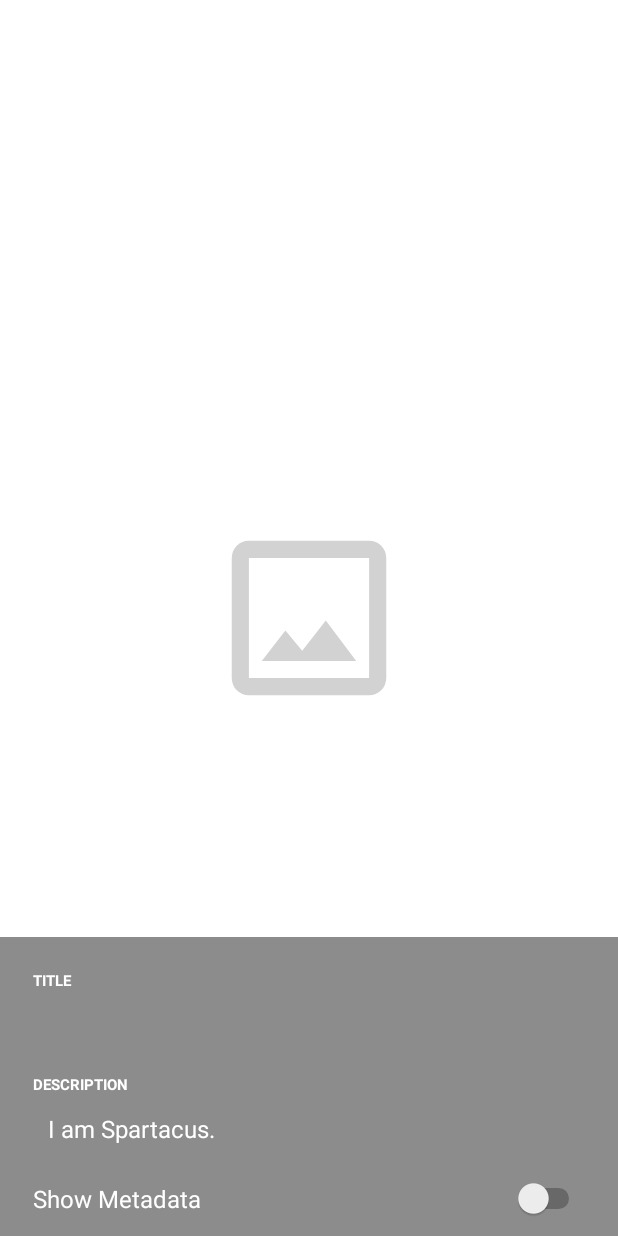
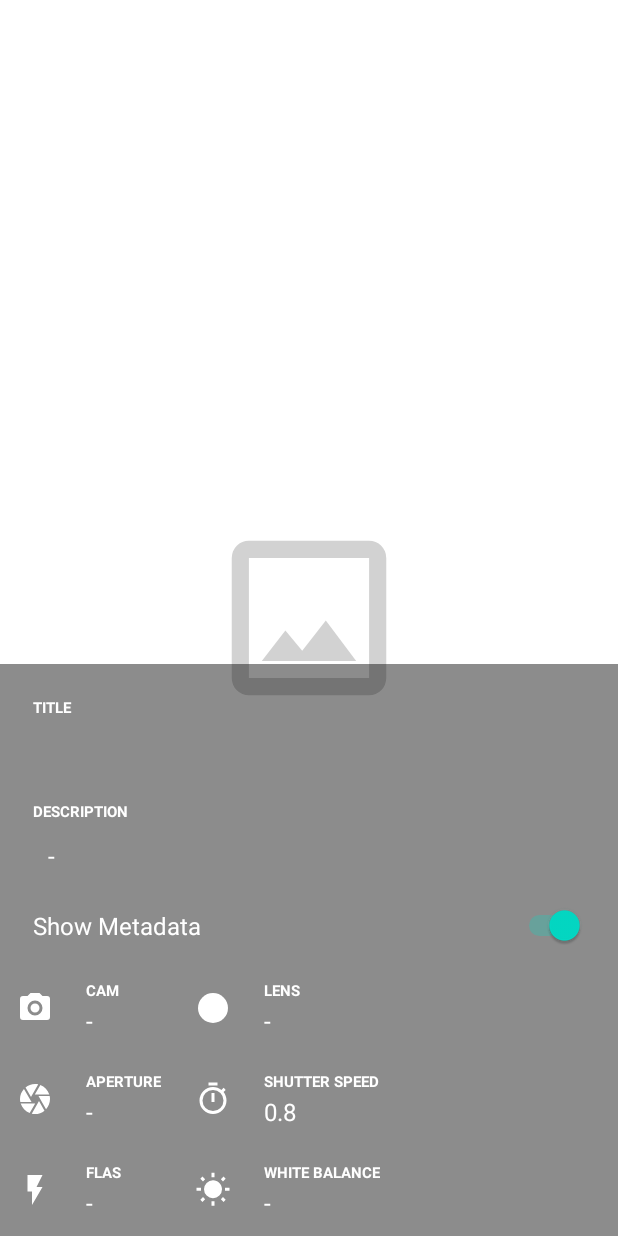
Before and after one commit to dalegaspi/bu-ms-s6-tp, an Android app: the fragment OneImageFragment placed in its activity, on a phone screen of 412 x 824 dp. Run offline under Robolectric (Android 15) with nearby library versions, the phone set to English and light mode, and no system bars; our stand-ins replace Picasso; libraries missing offline, so code that uses them is left out: com.flickr4java.flickr; plain views replace PhotoView; pictures from the network do not load; 3 statements that could not run were skipped.

Commit message:
one up refinement

```diff
--- a/Code/myFlickr/app/src/main/java/edu/bu/cs683/myflickr/data/PhotoDatabase.kt
+++ b/Code/myFlickr/app/src/main/java/edu/bu/cs683/myflickr/data/PhotoDatabase.kt
@@ -5,7 +5,7 @@ import androidx.room.RoomDatabase
 
 @Database(
     entities = [Photo::class],
-    version = 1
+    version = 4
 )
 
 abstract class PhotoDatabase : RoomDatabase() {
--- a/Code/myFlickr/app/src/main/java/edu/bu/cs683/myflickr/data/PhotoRepository.kt
+++ b/Code/myFlickr/app/src/main/java/edu/bu/cs683/myflickr/data/PhotoRepository.kt
@@ -15,7 +15,7 @@ class PhotoRepository private constructor(context: Context) {
         context.applicationContext,
         PhotoDatabase::class.java,
         DATABASE_NAME
-    ).build()
+    ).fallbackToDestructiveMigration().build()
 
     private val photoDao = database.photoDao()
 
--- a/Code/myFlickr/app/src/main/java/edu/bu/cs683/myflickr/fragment/OneImageFragment.kt
+++ b/Code/myFlickr/app/src/main/java/edu/bu/cs683/myflickr/fragment/OneImageFragment.kt
@@ -1,22 +1,28 @@
 package edu.bu.cs683.myflickr.fragment
 
+import android.animation.LayoutTransition
 import android.annotation.SuppressLint
-import android.opengl.Visibility
 import android.os.Bundle
 import android.util.Log
 import android.view.LayoutInflater
 import android.view.View
 import android.view.ViewGroup
+import android.widget.LinearLayout
 import androidx.fragment.app.Fragment
+import androidx.lifecycle.ViewModelProvider
 import com.flickr4java.flickr.Flickr
 import com.flickr4java.flickr.REST
 import edu.bu.cs683.myflickr.BuildConfig
+import edu.bu.cs683.myflickr.MyFlickrApplication
+import edu.bu.cs683.myflickr.data.FlickrRepository
 import edu.bu.cs683.myflickr.data.Photo
 import edu.bu.cs683.myflickr.databinding.FragmentOneImageBinding
+import edu.bu.cs683.myflickr.viewmodel.ImageViewModel
 import kotlinx.coroutines.CoroutineScope
 import kotlinx.coroutines.Dispatchers
 import kotlinx.coroutines.async
 import kotlinx.coroutines.launch
+
 
 /**
  * Fragment for one image
@@ -24,6 +30,7 @@ import kotlinx.coroutines.launch
  * @author dlegaspi@bu.edu
  */
 class OneImageFragment : Fragment() {
+    private lateinit var flickrRepository: FlickrRepository
     private var _binding: FragmentOneImageBinding? = null
     private val binding get() = _binding!!
 
@@ -47,6 +54,7 @@ class OneImageFragment : Fragment() {
     ): View? {
         // Inflate the layout for this fragment
         _binding = FragmentOneImageBinding.inflate(inflater, container, false)
+        flickrRepository = (activity?.application as MyFlickrApplication).flickrRepository
 
         imageId?.let { loadImage() }
 
@@ -56,6 +64,15 @@ class OneImageFragment : Fragment() {
     @SuppressLint("ClickableViewAccessibility")
     override fun onViewCreated(view: View, savedInstanceState: Bundle?) {
         super.onViewCreated(view, savedInstanceState)
+        val oneViewModel =
+            ViewModelProvider(requireActivity()).get(ImageViewModel::class.java)
+
+        // https://stackoverflow.com/a/29955621/918858
+        val linearLayout = binding.mainlayout
+        linearLayout.layoutTransition.enableTransitionType(LayoutTransition.CHANGING)
+
+        val gridLayout = binding.metadataGrid
+        gridLayout.layoutTransition.enableTransitionType(LayoutTransition.CHANGING)
 
         // go to previous activity/fragment
         binding.oneImageView.setOnSingleFlingListener { _, _, _, _ ->
@@ -64,11 +81,20 @@ class OneImageFragment : Fragment() {
             true
         }
 
-        binding.metadataGrid.visibility = if (binding.showMetadata.isChecked) View.VISIBLE else View.GONE
-
         binding.showMetadata.setOnCheckedChangeListener { _, b ->
             binding.metadataGrid.visibility = if (b) View.VISIBLE else View.GONE
+            oneViewModel.setShowMetadata(b)
         }
+
+
+
+        oneViewModel.showMetadata.value ?.let {
+            binding.showMetadata.isChecked = it
+            binding.metadataGrid.visibility = if (it) View.VISIBLE else View.GONE
+        }
+
+
+
     }
 
     @SuppressLint("StaticFieldLeak")
@@ -77,25 +103,32 @@ class OneImageFragment : Fragment() {
         // with the specified ID then updated the ImageView on callback
         binding.oneImageProgress.visibility = View.VISIBLE
         val getImageJob = CoroutineScope(Dispatchers.IO).async {
-            val flickr = Flickr(BuildConfig.FLICKR_API_KEY, BuildConfig.FLICKR_API_SECRET, REST())
-            val photosInterface = flickr.photosInterface
 
-            photosInterface.getPhoto(imageId)
-            val flickrPhoto = photosInterface.getPhoto(imageId)
-
-            val photo = Photo(id = flickrPhoto.id, url = flickrPhoto.mediumUrl, title = flickrPhoto.title)
+            val photo = imageId!!.let { flickrRepository.getPhoto(it) }
             return@async photo
         }
-
+        binding.metadataGrid.visibility = View.INVISIBLE
         CoroutineScope(Dispatchers.Main).launch {
             val photo = getImageJob.await()
             with(photo) {
                 com.squareup.picasso.Picasso.get()
-                    .load(url)
-                    .into(binding.oneImageView)
+                .load(url)
+                .into(binding.oneImageView)
+                description?. let {
+                    binding.oneImageDesc.text = it
+                }
 
                 binding.oneImageDescText.text = title
+                binding.oneImageCamera.text = camera
+                binding.oneImageAperture.text = aperture
+                binding.oneImageShutterSpeed.text = shutterSpeed
+                binding.oneImageWhiteBalance.text = whiteBalance
+                binding.oneImageFlash.text = flash
+                binding.oneImageLens.text = lens
                 binding.oneImageProgress.visibility = View.VISIBLE
+
+
+
             }
         }
     }
--- /dev/null
+++ b/Code/myFlickr/app/src/main/java/edu/bu/cs683/myflickr/viewmodel/ImageViewModel.kt
@@ -0,0 +1,14 @@
+package edu.bu.cs683.myflickr.viewmodel
+
+import androidx.lifecycle.LiveData
+import androidx.lifecycle.MutableLiveData
+import androidx.lifecycle.ViewModel
+
+class ImageViewModel : ViewModel() {
+    private val _showMetadata = MutableLiveData<Boolean>(true)
+    val showMetadata: LiveData<Boolean> get() = _showMetadata
+
+    fun setShowMetadata(showMetadata: Boolean) {
+        _showMetadata.value = showMetadata
+    }
+}
--- a/Code/myFlickr/app/src/main/res/layout/fragment_one_image.xml
+++ b/Code/myFlickr/app/src/main/res/layout/fragment_one_image.xml
@@ -1,5 +1,6 @@
 <?xml version="1.0" encoding="utf-8"?>
 <FrameLayout xmlns:android="http://schemas.android.com/apk/res/android"
+    android:animateLayoutChanges="true"
     xmlns:app="http://schemas.android.com/apk/res-auto"
     android:id="@+id/mainlayout"
     android:layout_width="fill_parent"
@@ -79,7 +80,7 @@
             android:layout_marginBottom="10pt"
             android:singleLine="false"
             android:paddingLeft="10dp"
-            android:text="I am Spartacus."
+            android:text="-"
             android:textColor="@color/white"
             android:textIsSelectable="true"
             android:textSize="16sp" />
@@ -150,7 +151,7 @@
                         android:maxWidth="100sp"
                         android:paddingLeft="0dp"
                         android:singleLine="true"
-                        android:text="Nikon Z 9"
+                        android:text="-"
                         android:textColor="@color/white"
                         android:textIsSelectable="true"
                         android:textSize="16sp" />
@@ -203,7 +204,7 @@
                         android:maxWidth="100sp"
                         android:paddingLeft="0dp"
 
-                        android:text="NIKKOR Z 50mm f/1.8 S"
+                        android:text="-"
 
                         android:textColor="@color/white"
                         android:textIsSelectable="true"
@@ -255,7 +256,7 @@
                         android:layout_marginRight="10pt"
                         android:layout_marginBottom="5pt"
                         android:paddingLeft="0dp"
-                        android:text="1.8"
+                        android:text="-"
                         android:textColor="@color/white"
                         android:textIsSelectable="true"
                         android:textSize="16sp" />
@@ -361,7 +362,7 @@
                         android:paddingLeft="0dp"
                         android:singleLine="false"
 
-                        android:text="On, Return Detected"
+                        android:text="-"
                         android:textColor="@color/white"
                         android:textIsSelectable="true"
                         android:textSize="16sp" />
@@ -415,7 +416,7 @@
                         android:maxWidth="100sp"
                         android:paddingLeft="0dp"
                         android:singleLine="true"
-                        android:text="Auto"
+                        android:text="-"
                         android:textColor="@color/white"
                         android:textIsSelectable="true"
                         android:textSize="16sp" />
```
Also changed, not shown: Code/myFlickr/app/src/main/java/edu/bu/cs683/myflickr/data/FlickrRepository.kt (+22 -0 lines), Code/myFlickr/app/src/main/java/edu/bu/cs683/myflickr/data/Photo.kt (+8 -1 lines).
